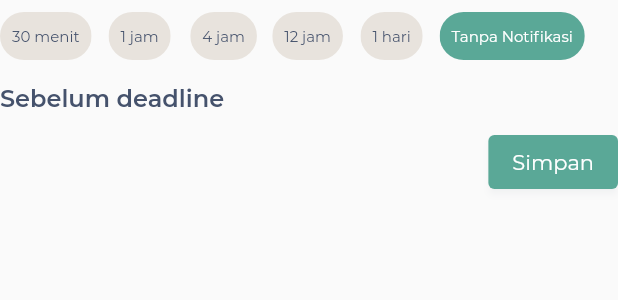
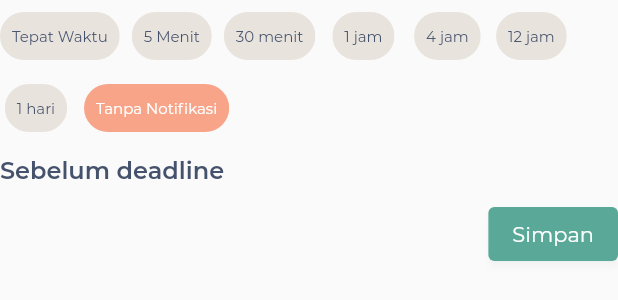
Before and after one commit to Innodev-K8/bukutugas, a Flutter app: the NotificationTypeSelector widget shown alone on an empty page, opened directly, on a phone screen of 412 x 824 dp. Shown: the top 300 px of the screen. Run offline on Flutter 3.47's test engine with Material 2 defaults, Android fonts, the phone set to English and light mode, and no system bars; our stand-ins replace cloud_firestore, date_time_picker, dotted_border, dotted_line, emoji_picker_flutter, firebase_analytics and 18 more; missing offline and left inert: flutter_animated_dialog; accounts and stored records are empty; network calls fail; statements that could not run were skipped.

Commit message:
Add tepat waktu and 5 minutes notification

```diff
--- a/lib/providers/notification/notification_provider.dart
+++ b/lib/providers/notification/notification_provider.dart
@@ -114,6 +114,12 @@ class NotificationService {
     tz.TZDateTime scheduleDt = tz.TZDateTime.from(deadline, tz.local);
 
     switch (type) {
+      case NotificationType.atTime:
+        scheduleDt = scheduleDt;
+        break;
+      case NotificationType.minute5:
+        scheduleDt = scheduleDt.subtract(Duration(minutes: 5));
+        break;
       case NotificationType.minute30:
         scheduleDt = scheduleDt.subtract(Duration(minutes: 30));
         break;
--- a/lib/providers/notification/notification_type_provider.dart
+++ b/lib/providers/notification/notification_type_provider.dart
@@ -2,10 +2,14 @@ import 'package:bukutugas/providers/shared_preference_provider.dart';
 import 'package:flutter/cupertino.dart';
 import 'package:hooks_riverpod/hooks_riverpod.dart';
 
-enum NotificationType { minute30, hour1, hour4, hour12, day1 }
+enum NotificationType { atTime, minute5, minute30, hour1, hour4, hour12, day1 }
 
 NotificationType? parseNotificationTypeString(String? notificationType) {
   switch (notificationType) {
+    case 'atTime':
+      return NotificationType.atTime;
+    case 'minute5':
+      return NotificationType.minute5;
     case 'minute30':
       return NotificationType.minute30;
     case 'hour1':
@@ -18,6 +22,27 @@ NotificationType? parseNotificationTypeString(String? notificationType) {
       return NotificationType.day1;
     default:
       return null;
+  }
+}
+
+String notificationTypeToString(NotificationType? notificationType) {
+  switch (notificationType) {
+    case NotificationType.atTime:
+      return 'Tepat Waktu';
+    case NotificationType.minute5:
+      return '5 Menit';
+    case NotificationType.minute30:
+      return '30 menit';
+    case NotificationType.hour1:
+      return '1 jam';
+    case NotificationType.hour4:
+      return '4 jam';
+    case NotificationType.hour12:
+      return '12 jam';
+    case NotificationType.day1:
+      return '1 hari';
+    default:
+      return '';
   }
 }
 
@@ -49,20 +74,7 @@ class NotificationTypeService extends ChangeNotifier {
   }
 
   String get typeString {
-    switch (type) {
-      case NotificationType.minute30:
-        return '30 menit';
-      case NotificationType.hour1:
-        return '1 jam';
-      case NotificationType.hour4:
-        return '4 jam';
-      case NotificationType.hour12:
-        return '12 jam';
-      case NotificationType.day1:
-        return '1 hari';
-      default:
-        return '';
-    }
+    return notificationTypeToString(type);
   }
 }
 
--- a/lib/screens/home/home_header.dart
+++ b/lib/screens/home/home_header.dart
@@ -120,103 +120,33 @@ class NotificationTypeSelector extends HookWidget {
         Wrap(
           spacing: 8,
           children: [
-            GestureDetector(
+            for (final type in NotificationType.values)
+             GestureDetector(
               onTap: () {
-                selected.value = NotificationType.minute30;
+                selected.value = type;
               },
               child: Chip(
-                backgroundColor: selected.value == NotificationType.minute30
+                backgroundColor: selected.value == type
                     ? Theme.of(context).accentColor
                     : Theme.of(context).bottomSheetTheme.backgroundColor,
                 label: Text(
-                  '30 menit',
+                  notificationTypeToString(type),
                   style: Theme.of(context).textTheme.headline5!.copyWith(
-                        color: selected.value == NotificationType.minute30
+                        color: selected.value == type
                             ? Theme.of(context).primaryColorLight
                             : Theme.of(context).backgroundColor,
                       ),
                 ),
               ),
             ),
-            GestureDetector(
-              onTap: () {
-                selected.value = NotificationType.hour1;
-              },
-              child: Chip(
-                backgroundColor: selected.value == NotificationType.hour1
-                    ? Theme.of(context).accentColor
-                    : Theme.of(context).bottomSheetTheme.backgroundColor,
-                label: Text(
-                  '1 jam',
-                  style: Theme.of(context).textTheme.headline5!.copyWith(
-                        color: selected.value == NotificationType.hour1
-                            ? Theme.of(context).primaryColorLight
-                            : Theme.of(context).backgroundColor,
-                      ),
-                ),
-              ),
-            ),
-            GestureDetector(
-              onTap: () {
-                selected.value = NotificationType.hour4;
-              },
-              child: Chip(
-                backgroundColor: selected.value == NotificationType.hour4
-                    ? Theme.of(context).accentColor
-                    : Theme.of(context).bottomSheetTheme.backgroundColor,
-                label: Text(
-                  '4 jam',
-                  style: Theme.of(context).textTheme.headline5!.copyWith(
-                        color: selected.value == NotificationType.hour4
-                            ? Theme.of(context).primaryColorLight
-                            : Theme.of(context).backgroundColor,
-                      ),
-                ),
-              ),
-            ),
-            GestureDetector(
-              onTap: () {
-                selected.value = NotificationType.hour12;
-              },
-              child: Chip(
-                backgroundColor: selected.value == NotificationType.hour12
-                    ? Theme.of(context).accentColor
-                    : Theme.of(context).bottomSheetTheme.backgroundColor,
-                label: Text(
-                  '12 jam',
-                  style: Theme.of(context).textTheme.headline5!.copyWith(
-                        color: selected.value == NotificationType.hour12
-                            ? Theme.of(context).primaryColorLight
-                            : Theme.of(context).backgroundColor,
-                      ),
-                ),
-              ),
-            ),
-            GestureDetector(
-              onTap: () {
-                selected.value = NotificationType.day1;
-              },
-              child: Chip(
-                backgroundColor: selected.value == NotificationType.day1
-                    ? Theme.of(context).accentColor
-                    : Theme.of(context).bottomSheetTheme.backgroundColor,
-                label: Text(
-                  '1 hari',
-                  style: Theme.of(context).textTheme.headline5!.copyWith(
-                        color: selected.value == NotificationType.day1
-                            ? Theme.of(context).primaryColorLight
-                            : Theme.of(context).backgroundColor,
-                      ),
-                ),
-              ),
-            ),
+
             GestureDetector(
               onTap: () {
                 selected.value = null;
               },
               child: Chip(
                 backgroundColor: selected.value == null
-                    ? Theme.of(context).accentColor
+                    ? Theme.of(context).primaryColor
                     : Theme.of(context).bottomSheetTheme.backgroundColor,
                 label: Text(
                   'Tanpa Notifikasi',
```
